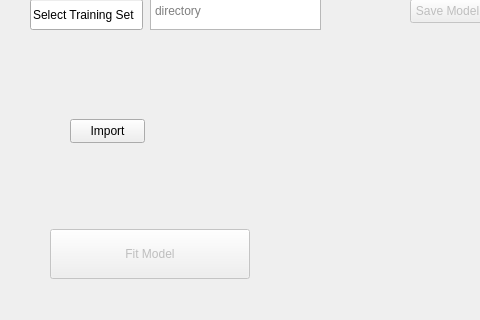
adriaan-vdb/CITS4402, file GUI/BuildWindow.ui: the form before one commit; both pictures show x 0 to 480 and y 180 to 500 of the 800 by 600 pixel window.
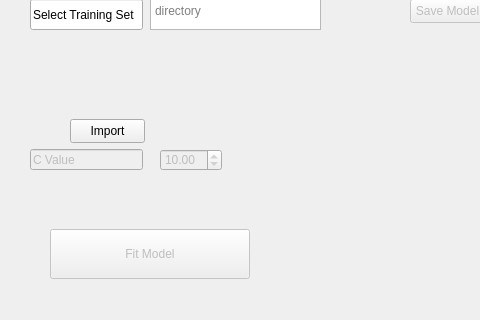
The form after the commit.

Commit message: Added c value to model training

Patch:
```diff
--- a/GUI/BuildWindow.ui
+++ b/GUI/BuildWindow.ui
@@ -119,6 +119,41 @@
      <string>Save Model</string>
     </property>
    </widget>
+   <widget class="QLineEdit" name="CValSign">
+    <property name="enabled">
+     <bool>false</bool>
+    </property>
+    <property name="geometry">
+     <rect>
+      <x>30</x>
+      <y>310</y>
+      <width>113</width>
+      <height>21</height>
+     </rect>
+    </property>
+    <property name="text">
+     <string>C Value</string>
+    </property>
+    <property name="readOnly">
+     <bool>true</bool>
+    </property>
+   </widget>
+   <widget class="QDoubleSpinBox" name="CVal">
+    <property name="enabled">
+     <bool>false</bool>
+    </property>
+    <property name="geometry">
+     <rect>
+      <x>160</x>
+      <y>310</y>
+      <width>62</width>
+      <height>22</height>
+     </rect>
+    </property>
+    <property name="value">
+     <double>10.000000000000000</double>
+    </property>
+   </widget>
   </widget>
   <widget class="QMenuBar" name="menubar">
    <property name="geometry">
```
The commit also changes 1 other file.
